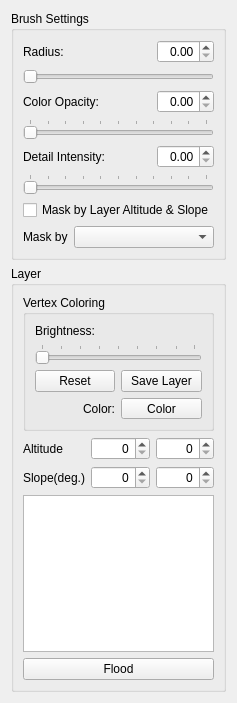
The window that dev/Code/Sandbox/Editor/TerrainPainterPanel.ui (aws/lumberyard) describes before a commit, drawn with Qt 5.
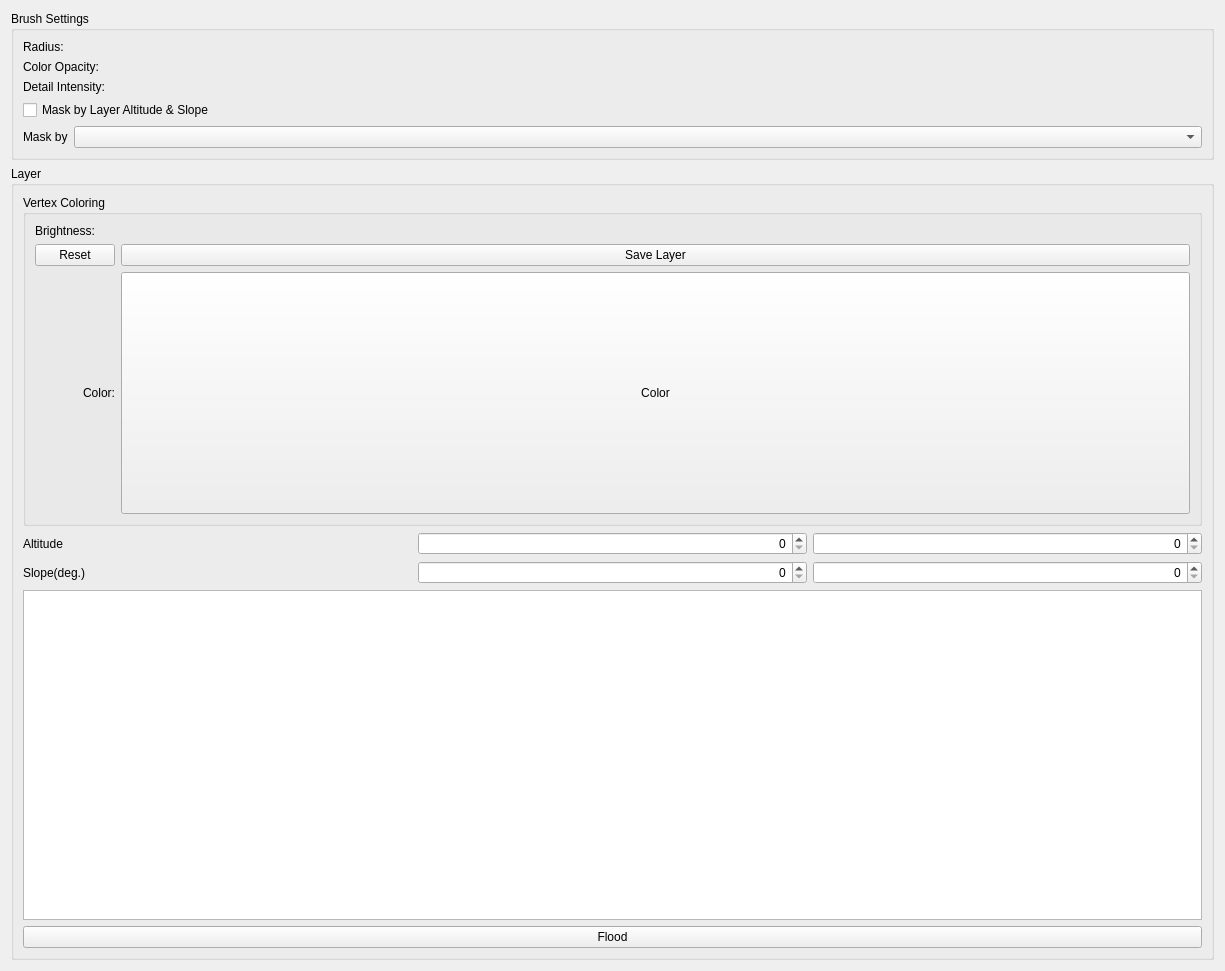
The same window after the commit. Custom widgets are drawn as their Qt base class.

Diff of the .ui file:
```diff
--- a/dev/Code/Sandbox/Editor/TerrainPainterPanel.ui
+++ b/dev/Code/Sandbox/Editor/TerrainPainterPanel.ui
@@ -6,8 +6,8 @@
    <rect>
     <x>0</x>
     <y>0</y>
-    <width>232</width>
-    <height>703</height>
+    <width>1225</width>
+    <height>971</height>
    </rect>
   </property>
   <layout class="QVBoxLayout" name="verticalLayout_2">
@@ -19,147 +19,99 @@
      <layout class="QVBoxLayout" name="verticalLayout">
       <item>
        <layout class="QGridLayout" name="gridLayout">
-        <item row="0" column="0">
-         <widget class="QLabel" name="brushRadiusLabel">
-          <property name="text">
-           <string>Radius:</string>
-          </property>
-         </widget>
-        </item>
-        <item row="0" column="1">
-         <spacer name="horizontalSpacer">
-          <property name="orientation">
-           <enum>Qt::Horizontal</enum>
-          </property>
-          <property name="sizeHint" stdset="0">
-           <size>
-            <width>40</width>
-            <height>20</height>
-           </size>
-          </property>
-         </spacer>
-        </item>
-        <item row="1" column="0" colspan="3">
-         <widget class="QSlider" name="brushRadiusSlider">
-          <property name="maximum">
-           <number>1000</number>
-          </property>
-          <property name="singleStep">
-           <number>10</number>
-          </property>
-          <property name="pageStep">
-           <number>100</number>
-          </property>
-          <property name="orientation">
-           <enum>Qt::Horizontal</enum>
-          </property>
-         </widget>
-        </item>
-        <item row="2" column="0">
-         <widget class="QLabel" name="brushColorHardnessLabel">
-          <property name="text">
-           <string>Color Opacity:</string>
-          </property>
-         </widget>
-        </item>
-        <item row="2" column="1">
-         <spacer name="horizontalSpacer_2">
-          <property name="orientation">
-           <enum>Qt::Horizontal</enum>
-          </property>
-          <property name="sizeHint" stdset="0">
-           <size>
-            <width>40</width>
-            <height>20</height>
-           </size>
-          </property>
-         </spacer>
-        </item>
-        <item row="3" column="0" colspan="3">
-         <widget class="QSlider" name="brushColorHardnessSlider">
-          <property name="maximum">
-           <number>100</number>
-          </property>
-          <property name="orientation">
-           <enum>Qt::Horizontal</enum>
-          </property>
-          <property name="tickPosition">
-           <enum>QSlider::TicksAbove</enum>
-          </property>
-         </widget>
-        </item>
-        <item row="2" column="2">
-         <widget class="QDoubleSpinBox" name="brushColorHardnessSpin">
-          <property name="alignment">
-           <set>Qt::AlignRight|Qt::AlignTrailing|Qt::AlignVCenter</set>
-          </property>
-          <property name="maximum">
-           <double>1.000000000000000</double>
-          </property>
-          <property name="singleStep">
-           <double>0.010000000000000</double>
-          </property>
-         </widget>
-        </item>
-        <item row="0" column="2">
-         <widget class="QDoubleSpinBox" name="brushRadiusSpin">
-          <property name="alignment">
-           <set>Qt::AlignRight|Qt::AlignTrailing|Qt::AlignVCenter</set>
-          </property>
-          <property name="maximum">
-           <double>32.000000000000000</double>
-          </property>
-          <property name="singleStep">
-           <double>0.010000000000000</double>
-          </property>
-         </widget>
-        </item>
-         <item row="4" column="0">
+        <item row="3" column="0">
+         <layout class="QHBoxLayout" name="horizontalLayout_7" stretch="1,2">
+          <item>
            <widget class="QLabel" name="brushDetailHardnessLabel">
-             <property name="text">
-               <string>Detail Intensity:</string>
-             </property>
+            <property name="text">
+             <string>Detail Intensity:</string>
+            </property>
+            <property name="alignment">
+             <set>Qt::AlignLeading|Qt::AlignLeft|Qt::AlignVCenter</set>
+            </property>
            </widget>
-         </item>
-         <item row="4" column="1">
-           <spacer name="horizontalSpacer_3">
-             <property name="orientation">
-               <enum>Qt::Horizontal</enum>
-             </property>
-             <property name="sizeHint" stdset="0">
-               <size>
-                 <width>40</width>
-                 <height>20</height>
-               </size>
-             </property>
-           </spacer>
-         </item>
-         <item row="4" column="2">
-           <widget class="QDoubleSpinBox" name="brushDetailHardnessSpin">
-             <property name="alignment">
-               <set>Qt::AlignRight|Qt::AlignTrailing|Qt::AlignVCenter</set>
-             </property>
-             <property name="maximum">
-               <double>1.000000000000000</double>
-             </property>
-             <property name="singleStep">
-               <double>0.010000000000000</double>
-             </property>
+          </item>
+          <item>
+           <widget class="AzQtComponents::SliderDoubleCombo" name="brushDetailHardnessSlider" native="true">
+            <property name="minimumSize">
+             <size>
+              <width>65</width>
+              <height>0</height>
+             </size>
+            </property>
+            <property name="numSteps" stdset="0">
+             <number>100000</number>
+            </property>
+            <property name="decimals" stdset="0">
+             <number>2</number>
+            </property>
            </widget>
-         </item>
-         <item row="5" column="0" colspan="3">
-           <widget class="QSlider" name="brushDetailHardnessSlider">
-             <property name="maximum">
-               <number>100</number>
-             </property>
-             <property name="orientation">
-               <enum>Qt::Horizontal</enum>
-             </property>
-             <property name="tickPosition">
-               <enum>QSlider::TicksAbove</enum>
-             </property>
+          </item>
+         </layout>
+        </item>
+        <item row="2" column="0">
+         <layout class="QHBoxLayout" name="horizontalLayout_5" stretch="1,2">
+          <item>
+           <widget class="QLabel" name="brushColorHardnessLabel">
+            <property name="text">
+             <string>Color Opacity:</string>
+            </property>
+            <property name="alignment">
+             <set>Qt::AlignLeading|Qt::AlignLeft|Qt::AlignVCenter</set>
+            </property>
            </widget>
-         </item>
+          </item>
+          <item>
+           <widget class="AzQtComponents::SliderDoubleCombo" name="brushColorHardnessSlider" native="true">
+            <property name="minimumSize">
+             <size>
+              <width>65</width>
+              <height>0</height>
+             </size>
+            </property>
+            <property name="numSteps" stdset="0">
+             <number>100000</number>
+            </property>
+            <property name="decimals" stdset="0">
+             <number>2</number>
+            </property>
+           </widget>
+          </item>
+         </layout>
+        </item>
+        <item row="1" column="0" colspan="2">
+         <layout class="QHBoxLayout" name="horizontalLayout_1" stretch="1,2">
+          <item>
+           <widget class="QLabel" name="brushRadiusLabel">
+            <property name="text">
+             <string>Radius:</string>
+            </property>
+            <property name="alignment">
+             <set>Qt::AlignLeading|Qt::AlignLeft|Qt::AlignVCenter</set>
+            </property>
+            <property name="buddy">
+             <cstring>brushRadiusSlider</cstring>
+            </property>
+           </widget>
+          </item>
+          <item>
+           <widget class="AzQtComponents::SliderDoubleCombo" name="brushRadiusSlider" native="true">
+            <property name="minimumSize">
+             <size>
+              <width>65</width>
+              <height>0</height>
+             </size>
+            </property>
+            <property name="numSteps" stdset="0">
+             <number>100000</number>
+            </property>
+            <property name="decimals" stdset="0">
+             <number>2</number>
+            </property>
+           </widget>
+          </item>
+         </layout>
+        </item>
        </layout>
       </item>
        <item>
@@ -201,60 +153,14 @@
          <string>Vertex Coloring</string>
         </property>
         <layout class="QGridLayout" name="gridLayout_2">
-         <item row="0" column="0">
-          <widget class="QLabel" name="brightnessLabel">
-           <property name="text">
-            <string>Brightness:</string>
-           </property>
-           <property name="alignment">
-            <set>Qt::AlignLeading|Qt::AlignLeft|Qt::AlignTop</set>
-           </property>
-           <property name="buddy">
-            <cstring>brushBrightnessSlider</cstring>
-           </property>
-          </widget>
-         </item>
-         <item row="1" column="0" colspan="2">
-          <widget class="QSlider" name="brushBrightnessSlider">
-           <property name="maximum">
-            <number>255</number>
-           </property>
-           <property name="pageStep">
-            <number>32</number>
-           </property>
-           <property name="orientation">
-            <enum>Qt::Horizontal</enum>
-           </property>
-           <property name="tickPosition">
-            <enum>QSlider::TicksAbove</enum>
-           </property>
-          </widget>
-         </item>
-         <item row="2" column="0">
-          <widget class="QPushButton" name="resetBrightnessButton">
-           <property name="text">
-            <string>Reset</string>
-           </property>
-          </widget>
-         </item>
-         <item row="2" column="1">
+         <item row="1" column="1">
           <widget class="QPushButton" name="saveLayerButton">
            <property name="text">
             <string>Save Layer</string>
            </property>
           </widget>
          </item>
-         <item row="3" column="0">
-          <widget class="QLabel" name="colorLabel">
-           <property name="text">
-            <string>Color:</string>
-           </property>
-           <property name="alignment">
-            <set>Qt::AlignRight|Qt::AlignTrailing|Qt::AlignVCenter</set>
-           </property>
-          </widget>
-         </item>
-         <item row="3" column="1">
+         <item row="2" column="1">
           <widget class="ColorButton" name="brushColorButton">
            <property name="sizePolicy">
             <sizepolicy hsizetype="Expanding" vsizetype="Expanding">
@@ -273,6 +179,59 @@
            </property>
           </widget>
          </item>
+         <item row="1" column="0">
+          <widget class="QPushButton" name="resetBrightnessButton">
+           <property name="text">
+            <string>Reset</string>
+           </property>
+          </widget>
+         </item>
+         <item row="2" column="0">
+          <widget class="QLabel" name="colorLabel">
+           <property name="text">
+            <string>Color:</string>
+           </property>
+           <property name="alignment">
+            <set>Qt::AlignRight|Qt::AlignTrailing|Qt::AlignVCenter</set>
+           </property>
+          </widget>
+         </item>
+         <item row="0" column="0" colspan="2">
+          <layout class="QHBoxLayout" name="horizontalLayout_8" stretch="1,2">
+           <property name="sizeConstraint">
+            <enum>QLayout::SetDefaultConstraint</enum>
+           </property>
+           <item>
+            <widget class="QLabel" name="brushBrightnessLabel">
+             <property name="text">
+              <string>Brightness:</string>
+             </property>
+             <property name="alignment">
+              <set>Qt::AlignLeading|Qt::AlignLeft|Qt::AlignVCenter</set>
+             </property>
+             <property name="buddy">
+              <cstring>brushBrightnessSlider</cstring>
+             </property>
+            </widget>
+           </item>
+           <item>
+            <widget class="AzQtComponents::SliderDoubleCombo" name="brushBrightnessSlider" native="true">
+             <property name="minimumSize">
+              <size>
+               <width>65</width>
+               <height>0</height>
+              </size>
+             </property>
+             <property name="numSteps" stdset="0">
+              <number>100000</number>
+             </property>
+             <property name="decimals" stdset="0">
+              <number>2</number>
+             </property>
+            </widget>
+           </item>
+          </layout>
+         </item>
         </layout>
        </widget>
       </item>
@@ -346,6 +305,11 @@
   </layout>
  </widget>
  <customwidgets>
+  <customwidget>
+   <class>AzQtComponents::SliderDoubleCombo</class>
+   <extends>QWidget</extends>
+   <header location="global">AzQtComponents/Components/Widgets/SliderCombo.h</header>
+  </customwidget>
   <customwidget>
    <class>ColorButton</class>
    <extends>QToolButton</extends>
```
Left out of the diff: 130 changed lines with no effect on the pictures.
